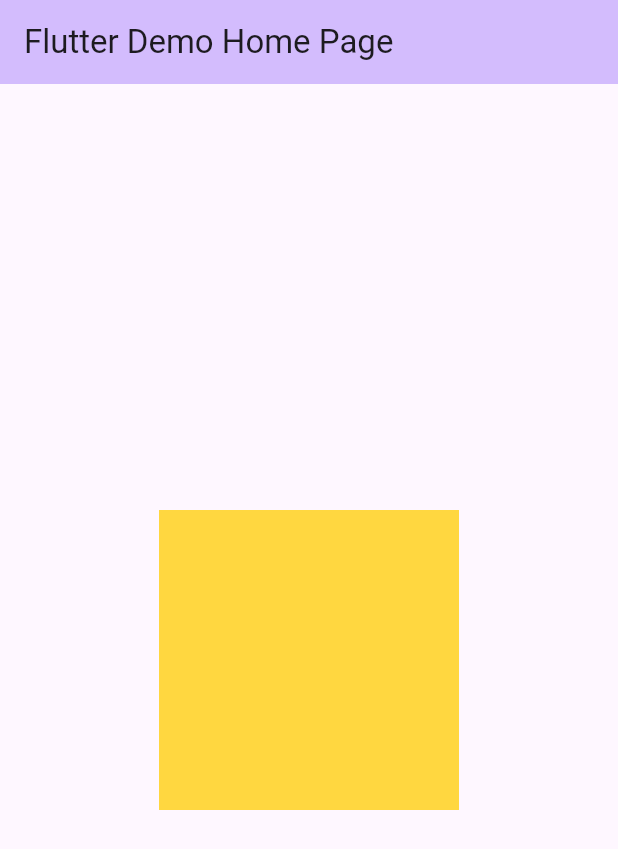
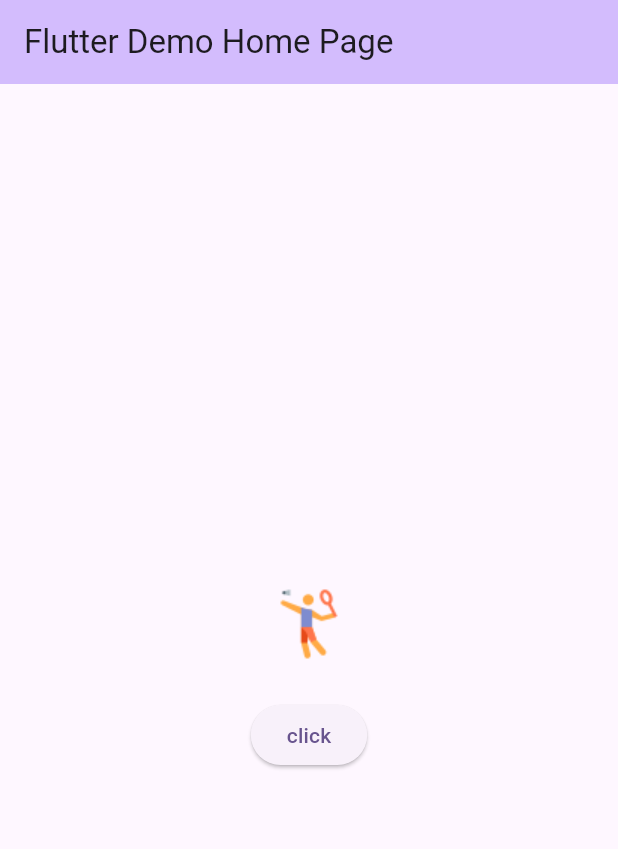
Before and after one commit to Foysalrabby/flutteranimation, a Flutter app: the screen it shows after launch, on a phone screen of 412 x 824 dp. Shown: the top 849 px of the screen. Run offline on Flutter 3.47's test engine with Material 3 defaults, Android fonts, the phone set to English and light mode, and no system bars.

Commit message:
same work amimattedfade 1 & 2 child with button

```diff
--- a/animation/lib/main.dart
+++ b/animation/lib/main.dart
@@ -38,16 +38,20 @@ class _MyHomePageState extends State<MyHomePage> {
   void initState() {
     // TODO: implement initState
     super.initState();
-    Timer(Duration(seconds: 3), () {
-      reload();
-    });
+    // Timer(Duration(seconds: 3), () {
+    //   reload();
+    // });
+  }
 
-  }
   void reload() {
     setState(() {
+      if(isfirst){
           isfirst = false;
+      }else{
+        isfirst = true;
+      }
+
     });
-
   }
 
   @override
@@ -58,7 +62,10 @@ class _MyHomePageState extends State<MyHomePage> {
           title: Text(widget.title),
         ),
         body: Center(
-          child: AnimatedCrossFade(
+          child: Column(
+            mainAxisAlignment: MainAxisAlignment.center,
+            children: [
+              AnimatedCrossFade(
                 duration: Duration(seconds: 2),
                 firstChild: Container(
                   width: 200,
@@ -70,7 +77,16 @@ class _MyHomePageState extends State<MyHomePage> {
                   width: 100,
                   height: 100,
                 ),
-            crossFadeState:isfirst ? CrossFadeState.showSecond : CrossFadeState.showFirst,
+                crossFadeState: isfirst
+                    ? CrossFadeState.showSecond
+                    : CrossFadeState.showFirst,
+              ),
+              ElevatedButton(
+                  onPressed: () {
+                    reload();
+                  },
+                  child: Text("click"))
+            ],
           ),
         ));
   }
```
Lines whose indentation alone changed are shown as unchanged.
